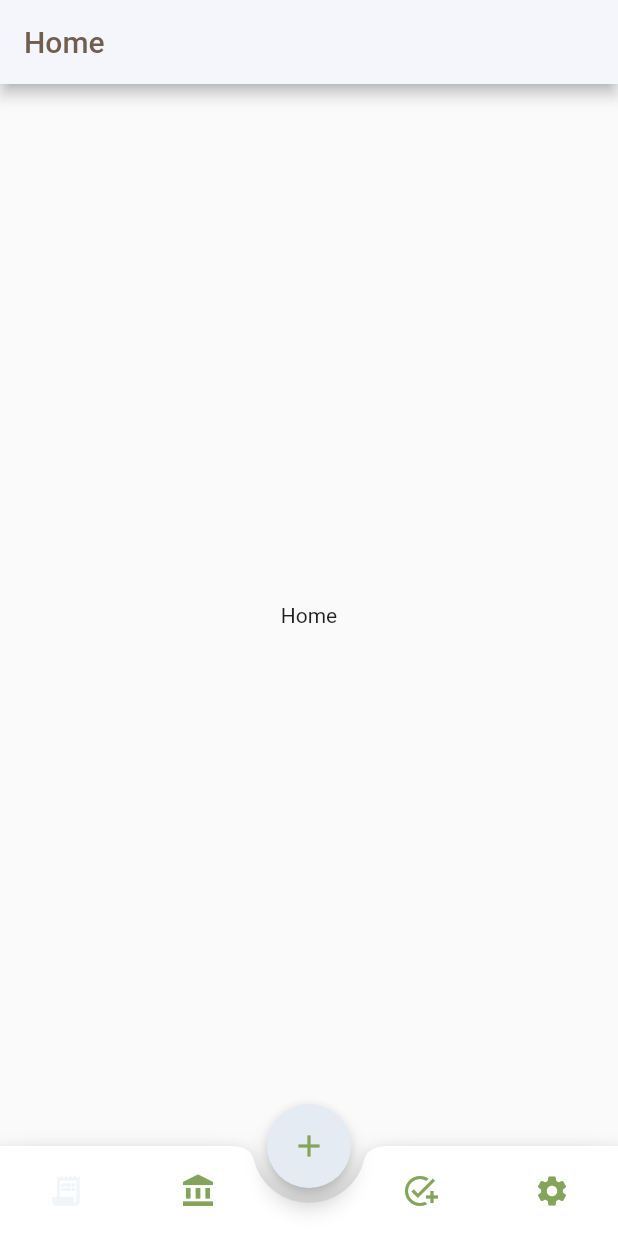
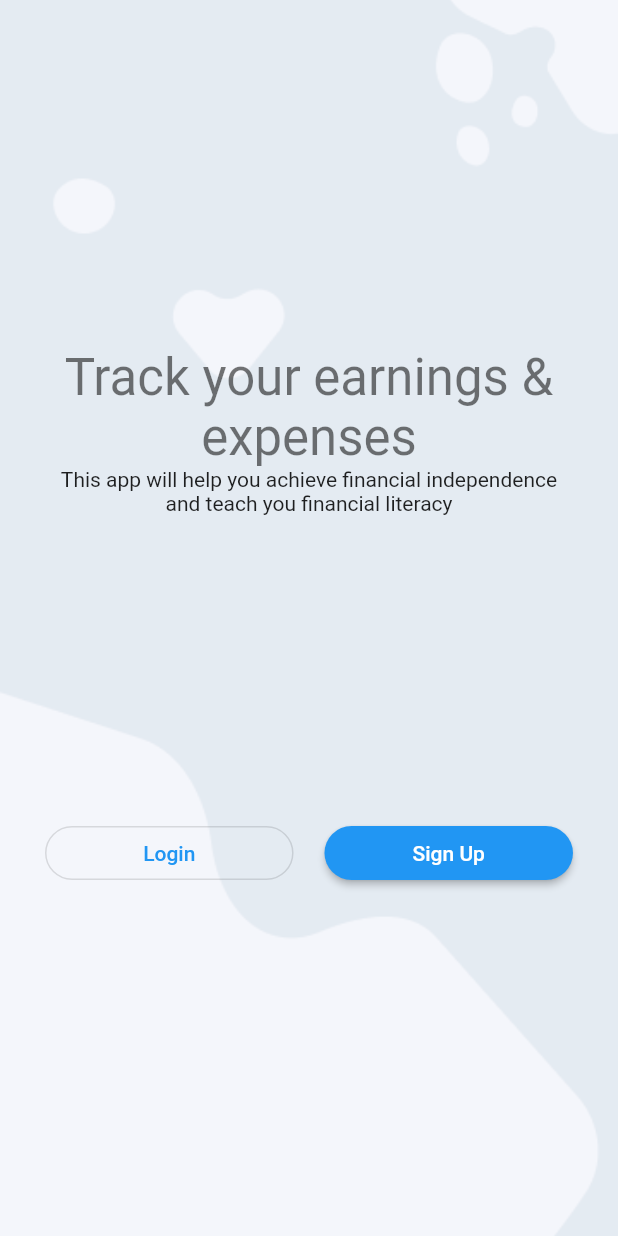
Before and after one commit to IashuraI/money-manager, a Flutter app: the screen it shows after launch, on a phone screen of 412 x 824 dp. Run offline on Flutter 3.47's test engine with Material 2 defaults, Android fonts, the phone set to English and light mode, and no system bars; drawn by our look-alikes of flutter_speed_dial; our stand-ins replace firebase_auth, firebase_core; accounts and stored records are empty.

Commit message:
add welcome, login, sign up screens

```diff
--- a/money_manager/lib/base.dart
+++ b/money_manager/lib/base.dart
@@ -1,9 +1,9 @@
+import 'package:firebase_auth/firebase_auth.dart';
 import 'package:flutter/material.dart';
-import 'package:flutter_speed_dial/flutter_speed_dial.dart';
-import 'package:money_manager/pages/accounts.dart';
-import 'package:money_manager/pages/goals.dart';
-import 'package:money_manager/pages/home.dart';
-import 'package:money_manager/pages/settings.dart';
+import 'package:firebase_core/firebase_core.dart';
+import 'package:money_manager/screens/main_screen.dart';
+import 'package:money_manager/screens/welcome_screen.dart';
+import 'firebase_options.dart';
 
 class Base extends StatefulWidget {
   const Base({super.key});
@@ -13,113 +13,33 @@ class Base extends StatefulWidget {
 }
 
 class _BaseState extends State<Base> {
-  int currentTab = 0;
-
-  final PageStorageBucket bucket = PageStorageBucket();
-  Widget currentScreen = const Home();
-
-  Color currentColor(int tabIndex){
-    return currentTab == tabIndex ? const Color.fromRGBO(228, 235, 242, 0.5) : const Color.fromRGBO(132, 164, 90, 1);
-  }
 
   @override
-  Widget build(BuildContext context) {
-    return Scaffold(
-      body: PageStorage(
-        bucket: bucket,
-        child: currentScreen,
-      ),
-      floatingActionButton: SpeedDial(
-        icon: Icons.add,
-        activeIcon: Icons.close,
-        backgroundColor: const Color.fromRGBO(228, 235, 242, 1),
-        foregroundColor: const Color.fromRGBO(132, 164, 90, 1),
-        spacing: 15,
-        spaceBetweenChildren: 20,
-        switchLabelPosition: true,
-        children: [
-          SpeedDialChild(child: const Icon(Icons.receipt_long, color: Color.fromRGBO(132, 164, 90, 1),), label: "Add Record"),
-          SpeedDialChild(child: const Icon(Icons.account_balance, color: Color.fromRGBO(132, 164, 90, 1),), label: "Add Account"),
-          SpeedDialChild(child: const Icon(Icons.add_task, color: Color.fromRGBO(132, 164, 90, 1),), label: "Add Goal")
-        ],
-      ),
-      floatingActionButtonLocation: FloatingActionButtonLocation.centerDocked,
-      bottomNavigationBar: BottomAppBar(
-        shape: const CircularNotchedRectangle(),
-        notchMargin: 10,
-        child: SizedBox(
-          height: 60,
-          child: Row(
-            mainAxisAlignment: MainAxisAlignment.spaceBetween,
-            children: [
-                Row(
-                  children: [
-                      RawMaterialButton(
-                        onPressed: () {
-                          setState(() {
-                            currentScreen = const Home();
-                            currentTab = 0;
-                          });
-                        },
-                        child: Column(
-                          mainAxisAlignment: MainAxisAlignment.center,
-                          children: [
-                            Icon(Icons.receipt_long, color: currentColor(0))
-                          ],
-                        ),
-                        ),
-                      RawMaterialButton(
-                      onPressed: () {
-                        setState(() {
-                          currentScreen = const Account();
-                          currentTab = 1;
-                        });
-                      },
-                      child: Column(
-                        mainAxisAlignment: MainAxisAlignment.center,
-                        children: [
-                          Icon(Icons.account_balance, color: currentColor(1))
-                        ],
-                      ),
-                      )
-                    ],
+  Widget build(BuildContext context)  {
+    return FutureBuilder(
+        future: Firebase.initializeApp(
+                    options: DefaultFirebaseOptions.currentPlatform
                   ),
-                Row(
-                  children: [
-                      RawMaterialButton(
-                        onPressed: () {
-                          setState(() {
-                            currentScreen = const Goal();
-                            currentTab = 3;
-                          });
-                        },
-                        child: Column(
-                          mainAxisAlignment: MainAxisAlignment.center,
-                          children: [
-                            Icon(Icons.add_task, color: currentColor(3))
-                          ],
-                        ),
-                        ),
-                      RawMaterialButton(
-                      onPressed: () {
-                        setState(() {
-                          currentScreen = const Settings();
-                          currentTab = 4;
-                        });
-                      },
-                      child: Column(
-                        mainAxisAlignment: MainAxisAlignment.center,
-                        children: [
-                          Icon(Icons.settings, color: currentColor(4))
-                        ],
-                      ),
-                      )
-                    ],
-                  ),
-              ],
-          ),
-        ),
-        ),
-    );
+        builder: (BuildContext context, AsyncSnapshot<FirebaseApp> snapshot)
+        {
+          switch(snapshot.connectionState){
+            case ConnectionState.done:
+              final user = FirebaseAuth.instance;
+              if(user.currentUser != null){
+                if(user.currentUser!.emailVerified){
+                  return const Scaffold();
+                }
+                else{
+                  return const MainScreen();
+                }
+              }
+              else{
+                return const WelcomeScreen();
+              }
+            default:
+              return const CircularProgressIndicator();
+          }
+        },
+      );
   }
 }
--- a/money_manager/lib/main.dart
+++ b/money_manager/lib/main.dart
@@ -1,4 +1,11 @@
 import 'package:flutter/material.dart';
+import 'package:money_manager/screens/account_screen.dart';
+import 'package:money_manager/screens/auth/login_screen.dart';
+import 'package:money_manager/screens/auth/signup_screen.dart';
+import 'package:money_manager/screens/goal_screen.dart';
+import 'package:money_manager/screens/main_screen.dart';
+import 'package:money_manager/screens/record_screen.dart';
+import 'package:money_manager/screens/setting_screen.dart';
 import 'base.dart';
 
 void main() {
@@ -10,8 +17,17 @@ class MainApp extends StatelessWidget {
 
   @override
   Widget build(BuildContext context) {
-    return const MaterialApp(
-      home: Base()
+    return MaterialApp(
+      home: const Base(),
+      routes: {
+        '/accounts/': (context) => const AccountScreen(),
+        '/goals/': (context) =>  const GoalScreen(),
+        '/records/': (context) => const RecordScreen(),
+        '/settings/': (context) => const SettingScreen(),
+        '/login/': (context) => const LoginScreen(),
+        '/signup/': (context) => const SignupScreen(),
+        '/home/':(context) => const MainScreen(),
+      },
     );
   }
 }
--- a/money_manager/lib/pages/home.dart
+++ /dev/null
@@ -1,18 +0,0 @@
-import 'package:flutter/material.dart';
-
-class Home extends StatefulWidget {
-  const Home({super.key});
-
-  @override
-  State<Home> createState() => _HomeState();
-}
-
-class _HomeState extends State<Home> {
-  @override
-  Widget build(BuildContext context) {
-    return Scaffold(
-      appBar: AppBar(title: const Text("Home"), foregroundColor: const Color.fromRGBO(113, 94, 78, 1), backgroundColor: const Color.fromRGBO(244, 246, 251, 1),),
-      body: const Center(child: Text("Home")),
-    );
-  }
-}
--- /dev/null
+++ b/money_manager/lib/screens/welcome_screen.dart
@@ -0,0 +1,58 @@
+import 'package:flutter/material.dart';
+import 'package:flutter/src/widgets/framework.dart';
+import 'package:flutter/src/widgets/placeholder.dart';
+
+class WelcomeScreen extends StatelessWidget {
+  const WelcomeScreen({super.key});
+
+  @override
+  Widget build(BuildContext context) {
+    final Height = MediaQuery.of(context).size.height;
+    final Width = MediaQuery.of(context).size.width;
+
+    return Scaffold(
+      body: Container(
+        constraints: const BoxConstraints.expand(),
+        decoration: const BoxDecoration(
+          image: DecorationImage(
+            image: AssetImage("assets/images/welcome_screen_image.png"),
+            fit: BoxFit.cover,
+          ),
+        ),
+        padding: const EdgeInsets.all(30),
+        child: Column(
+          mainAxisAlignment: MainAxisAlignment.spaceEvenly,
+          children: [
+            Column(
+              children: [
+                Text("Track your earnings & expenses", style: Theme.of(context).textTheme.headlineMedium, textAlign: TextAlign.center),
+                Text("This app will help you achieve financial independence and teach you financial literacy", style: Theme.of(context).textTheme.bodyMedium, textAlign: TextAlign.center,),
+              ],
+            ),
+            Row(
+              children: [
+                Expanded(
+                  child: OutlinedButton(
+                    onPressed: () {
+                      Navigator.of(context).popAndPushNamed("/login/");
+                    },
+                    style: OutlinedButton.styleFrom(
+                      shape: const RoundedRectangleBorder(borderRadius: BorderRadius.all(Radius.circular(30)))
+                    ),
+                    child: const Text("Login"),
+                    )),
+                SizedBox(width: Width * 0.05),
+                Expanded(
+                  child: ElevatedButton(
+                    onPressed: () {},
+                    style: ElevatedButton.styleFrom(
+                      shape: const RoundedRectangleBorder(borderRadius: BorderRadius.all(Radius.circular(30)))
+                    ),
+                    child: const Text("Sign Up")
+                    ))
+            ],)
+        ]),
+      ),
+    );
+  }
+}
--- a/money_manager/pubspec.yaml
+++ b/money_manager/pubspec.yaml
@@ -7,6 +7,8 @@ environment:
   sdk: '>=2.19.6 <3.0.0'
 
 dependencies:
+  firebase_auth: ^4.5.0
+  firebase_core: ^2.11.0
   flutter:
     sdk: flutter
   flutter_speed_dial: ^6.2.0
@@ -18,3 +20,6 @@ dev_dependencies:
 
 flutter:
   uses-material-design: true
+
+  assets:
+    - assets/images/welcome_screen_image.png
```
Also changed, not shown: money_manager/lib/screens/account_screen.dart (renamed from money_manager/lib/pages/accounts.dart, +4 -4 lines), money_manager/lib/screens/auth/login_screen.dart (added, +103 -0 lines), money_manager/lib/screens/auth/signup_screen.dart (added, +123 -0 lines), money_manager/lib/screens/goal_screen.dart (renamed from money_manager/lib/pages/goals.dart, +4 -4 lines), money_manager/lib/screens/main_screen.dart (added, +125 -0 lines), money_manager/lib/screens/record_screen.dart (added, +18 -0 lines), money_manager/lib/screens/setting_screen.dart (renamed from money_manager/lib/pages/settings.dart, +4 -4 lines), money_manager/assets/images/welcome_screen_image.png (added), money_manager/lib/firebase_options.dart (added), money_manager/pubspec.lock, 7 other files.
